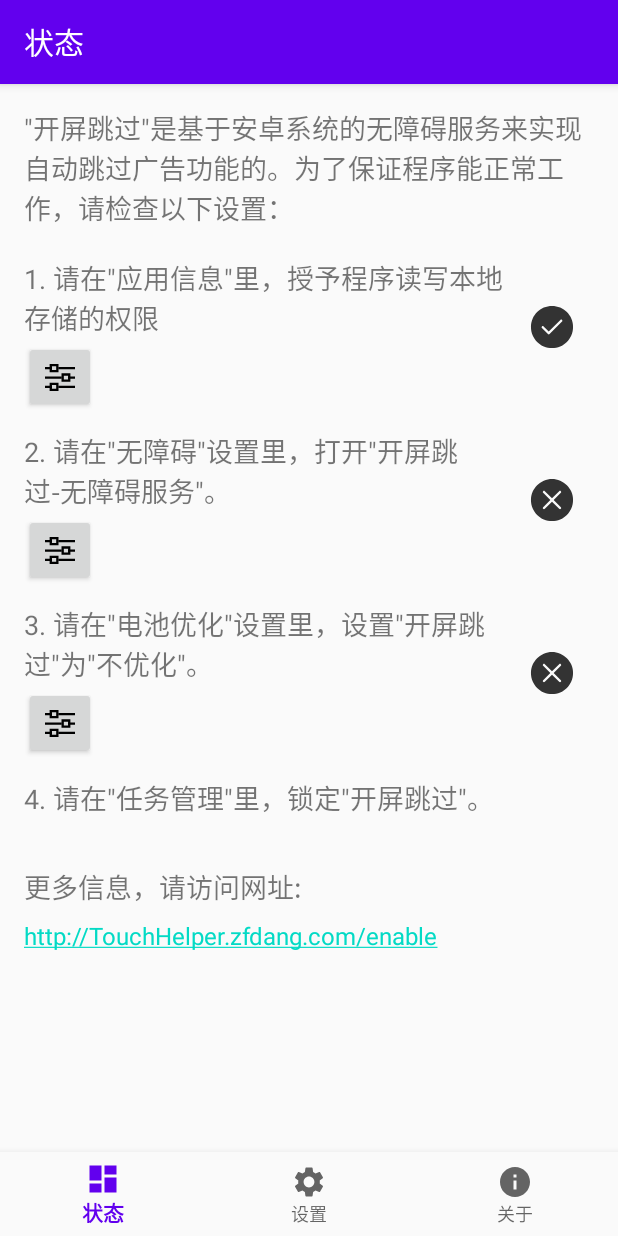
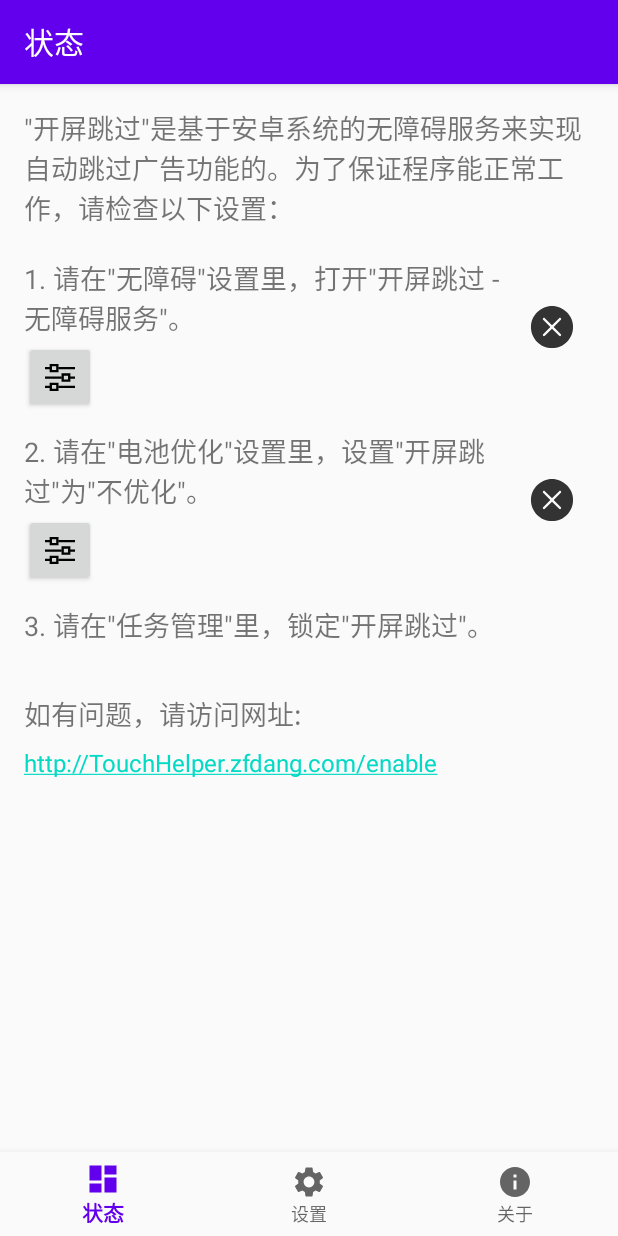
Before and after one commit to zfdang/Android-Touch-Helper, an Android app: the screen it shows after launch (MainActivity), on a phone screen of 412 x 824 dp. Run offline under Robolectric (Android 15) with nearby library versions, the phone set to English and light mode, and no system bars; our stand-ins replace navigation-ui.

Commit message:
remove storage permission, add whitelist, refine wording

```diff
--- a/app/src/main/java/com/zfdang/touchhelper/TouchHelperServiceImpl.java
+++ b/app/src/main/java/com/zfdang/touchhelper/TouchHelperServiceImpl.java
@@ -227,8 +227,8 @@ public class TouchHelperServiceImpl {
     // 1. TYPE_WINDOW_STATE_CHANGED, 判断packageName和activityName
     // 2. TYPE_WINDOW_CONTENT_CHANGED, 尝试两种方法去跳过广告；如果重复次数超出预设，停止尝试
     public void onAccessibilityEvent(AccessibilityEvent event) {
-        Log.d(TAG, AccessibilityEvent.eventTypeToString(event.getEventType()) + " - " + event.getPackageName()
-                + " - " + event.getClassName() + "; " + currentPackageName + " - " + currentActivityName);
+//        Log.d(TAG, AccessibilityEvent.eventTypeToString(event.getEventType()) + " - " + event.getPackageName()
+//                + " - " + event.getClassName() + "; " + currentPackageName + " - " + currentActivityName);
         try {
             switch (event.getEventType()) {
                 case AccessibilityEvent.TYPE_WINDOW_STATE_CHANGED:
@@ -547,6 +547,8 @@ public class TouchHelperServiceImpl {
         pkgTemps.add("com.android.systemui");
         pkgTemps.add("com.android.dialer");
         pkgTemps.add("com.android.vending");
+        pkgTemps.add("com.sec.android.app.launcher"); // task manager for samsung
+        pkgTemps.add("com.android.launcher");
 
         // remove whitelist, systems, homes & ad-hoc packages from pkgLaunchers
         pkgLaunchers.removeAll(pkgWhiteList);
--- a/app/src/main/java/com/zfdang/touchhelper/ui/home/HomeFragment.java
+++ b/app/src/main/java/com/zfdang/touchhelper/ui/home/HomeFragment.java
@@ -52,24 +52,6 @@ public class HomeFragment extends Fragment {
         final Drawable drawableNo = ContextCompat.getDrawable(getContext(), R.drawable.ic_wrong);
 
         // set observers for widget
-        final TextView textView = root.findViewById(R.id.text_instructions);
-        homeViewModel.getText().observe(getViewLifecycleOwner(), new Observer<String>() {
-            @Override
-            public void onChanged(@Nullable String s) {
-                textView.setText(s);
-            }
-        });
-        final ImageView imageAppPermission = root.findViewById(R.id.image_app_permission);
-        homeViewModel.getAppPermission().observe(getViewLifecycleOwner(), new Observer<Boolean>() {
-            @Override
-            public void onChanged(Boolean aBoolean) {
-                if(aBoolean) {
-                    imageAppPermission.setImageDrawable(drawableYes);
-                } else {
-                    imageAppPermission.setImageDrawable(drawableNo);
-                }
-            }
-        });
         final ImageView imageAccessibilityPermission = root.findViewById(R.id.image_accessibility_permission);
         homeViewModel.getAccessibilityPermission().observe(getViewLifecycleOwner(), new Observer<Boolean>() {
             @Override
@@ -96,17 +78,6 @@ public class HomeFragment extends Fragment {
 
 
         // set listener for buttons
-        final ImageButton btAppPermission = root.findViewById(R.id.button_app_permission);
-        btAppPermission.setOnClickListener(new View.OnClickListener() {
-            @Override
-            public void onClick(View v) {
-                Intent intent = new Intent(Settings.ACTION_APPLICATION_DETAILS_SETTINGS, Uri.parse("package:" + getActivity().getPackageName()));
-                intent.addFlags(Intent.FLAG_ACTIVITY_NEW_TASK);
-                startActivity(intent);
-//                requestPermissions(new String[]{Manifest.permission.WRITE_EXTERNAL_STORAGE}, 1);
-            }
-        });
-
         final ImageButton btAccessibilityPermission = root.findViewById(R.id.button_accessibility_permission);
         btAccessibilityPermission.setOnClickListener(new View.OnClickListener() {
             @Override
--- a/app/src/main/res/layout/fragment_about.xml
+++ b/app/src/main/res/layout/fragment_about.xml
@@ -10,7 +10,7 @@
         android:id="@+id/textView"
         android:layout_width="wrap_content"
         android:layout_height="wrap_content"
-        android:layout_marginTop="8dp"
+        android:layout_marginTop="4dp"
         android:text="@string/app_name"
         android:textSize="24sp"
         app:layout_constraintEnd_toEndOf="parent"
@@ -21,7 +21,7 @@
         android:id="@+id/imageView"
         android:layout_width="60dp"
         android:layout_height="60dp"
-        android:layout_marginTop="8dp"
+        android:layout_marginTop="4dp"
         android:src="@drawable/ic_touch_helper_icon"
         app:layout_constraintEnd_toEndOf="parent"
         app:layout_constraintStart_toStartOf="parent"
@@ -31,7 +31,7 @@
         android:id="@+id/textView_version"
         android:layout_width="wrap_content"
         android:layout_height="wrap_content"
-        android:layout_marginTop="8dp"
+        android:layout_marginTop="4dp"
         android:text="TextView"
         app:layout_constraintEnd_toEndOf="parent"
         app:layout_constraintStart_toStartOf="parent"
@@ -41,7 +41,7 @@
         android:id="@+id/textView_app_introduction"
         android:layout_width="wrap_content"
         android:layout_height="wrap_content"
-        android:layout_marginTop="32dp"
+        android:layout_marginTop="16dp"
         android:paddingLeft="20dp"
         android:paddingRight="20dp"
         android:text="@string/about_app_introduction"
--- a/app/src/main/res/layout/fragment_home.xml
+++ b/app/src/main/res/layout/fragment_home.xml
@@ -30,59 +30,6 @@
         app:layout_constraintEnd_toEndOf="parent"
         app:layout_constraintStart_toStartOf="parent"
         app:layout_constraintTop_toBottomOf="@+id/text_instructions">
-
-        <TableRow
-            android:layout_width="match_parent"
-            android:layout_height="wrap_content">
-
-            <androidx.constraintlayout.widget.ConstraintLayout
-                android:layout_width="match_parent"
-                android:layout_height="wrap_content"
-                android:layout_weight="1">
-
-                <androidx.constraintlayout.widget.Guideline
-                    android:id="@+id/guideline_app_permission"
-                    android:layout_width="wrap_content"
-                    android:layout_height="wrap_content"
-                    android:orientation="vertical"
-                    app:layout_constraintGuide_percent="0.85" />
-
-                <TextView
-                    android:id="@+id/text_app_permission"
-                    android:layout_width="0dp"
-                    android:layout_height="wrap_content"
-                    android:layout_marginTop="12dp"
-                    android:text="@string/text_app_permission"
-                    android:textSize="18sp"
-                    app:layout_constraintEnd_toStartOf="@id/guideline_app_permission"
-                    app:layout_constraintStart_toStartOf="parent"
-                    app:layout_constraintTop_toTopOf="parent" />
-
-                <ImageButton
-                    android:id="@+id/button_app_permission"
-                    style="@style/Widget.AppCompat.Button.Small"
-                    android:layout_width="wrap_content"
-                    android:layout_height="wrap_content"
-                    android:layout_marginTop="2dp"
-                    android:layout_marginBottom="8dp"
-                    android:src="@drawable/ic_configuration"
-                    android:text="@string/button_setting"
-                    app:layout_constraintStart_toStartOf="parent"
-                    app:layout_constraintTop_toBottomOf="@id/text_app_permission" />
-
-                <ImageView
-                    android:id="@+id/image_app_permission"
-                    android:layout_width="wrap_content"
-                    android:layout_height="wrap_content"
-                    android:src="@drawable/ic_wrong"
-                    app:layout_constraintEnd_toEndOf="parent"
-                    app:layout_constraintStart_toStartOf="@+id/guideline_app_permission"
-                    app:layout_constraintBottom_toBottomOf="parent"
-                    app:layout_constraintTop_toTopOf="parent" />
-
-            </androidx.constraintlayout.widget.ConstraintLayout>
-
-        </TableRow>
 
         <TableRow
             android:layout_width="match_parent"
--- a/app/src/main/res/values/strings.xml
+++ b/app/src/main/res/values/strings.xml
@@ -5,22 +5,21 @@
     <string name="title_about">关于</string>
     <string name="status_title">服务状态</string>
     <string name="text_instructions">\"开屏跳过\"是基于安卓系统的无障碍服务来实现自动跳过广告功能的。为了保证程序能正常工作，请检查以下设置：</string>
-    <string name="text_app_permission">1. 请在\"应用信息\"里，授予程序读写本地存储的权限</string>
-    <string name="text_accessibility_permission">2. 请在\"无障碍\"设置里，打开\"开屏跳过-无障碍服务\"。</string>
-    <string name="text_power_permission">3. 请在\"电池优化\"设置里，设置\"开屏跳过\"为\"不优化\"。</string>
-    <string name="text_task_manager">4. 请在\"任务管理\"里，锁定\"开屏跳过\"。</string>
-    <string name="text_status_help">更多信息，请访问网址:</string>
+    <string name="text_accessibility_permission">1. 请在\"无障碍\"设置里，打开\"开屏跳过 - 无障碍服务\"。</string>
+    <string name="text_power_permission">2. 请在\"电池优化\"设置里，设置\"开屏跳过\"为\"不优化\"。</string>
+    <string name="text_task_manager">3. 请在\"任务管理\"里，锁定\"开屏跳过\"。</string>
+    <string name="text_status_help">如有问题，请访问网址:</string>
     <string name="text_status_weblink">http://TouchHelper.zfdang.com/enable</string>
 
     <string name="button_setting">设置</string>
     <string name="touch_helper_service_label">开屏跳过-无障碍服务</string>
-    <string name="touch_helper_service_description">\"开屏跳过\"是基于安卓系统的无障碍服务来实现自动跳过广告功能的，为了保证程序能正常工作，打开此服务。\n\n本程序为开源程序，不会收集或上传任何个人信息，请放心使用！</string>
+    <string name="touch_helper_service_description">\"开屏跳过\"是基于安卓系统的无障碍服务来实现自动跳过广告功能的，为了保证程序能正常工作，打开此服务。\n\n本程序为开源程序，不需要存储权限，不需要网络权限，不会收集或上传任何个人信息，请放心使用！</string>
     <string name="about_app_introduction">
         \"开屏跳过\"可以帮助用户自动跳过一些应用的开屏广告，基于Android的无障碍服务实现。
         \n\n程序可以使用三种方法跳过开屏广告：
         \n\n1. 关键字。在应用中查找含有关键字的按钮，如果发现了对应的按钮，自动帮用户点击从而跳过广告；
-        \n2. 应用的指定控件。当应用工作时，自动查找对应的控件，如果找到则自动点击；
-        \n3. 应用的指定位置。当应用工作时，自动点击对应的区域。
+        \n2. 应用里的指定控件。当应用工作时，自动查找对应的控件，如果找到则自动点击；
+        \n3. 应用里的指定位置。当应用工作时，自动点击对应的区域。
         \n\n上述三种方法可以在\"设置\"里做具体设置。
         \n\n详细信息，请访问网站:
     </string>
--- a/app/src/main/res/xml/touch_helper_preference.xml
+++ b/app/src/main/res/xml/touch_helper_preference.xml
@@ -75,6 +75,11 @@
 
         </Preference>
 
+<!--        placeholder-->
+        <Preference app:title=".">
+
+        </Preference>
+
     </PreferenceCategory>
 
 </PreferenceScreen>
```
